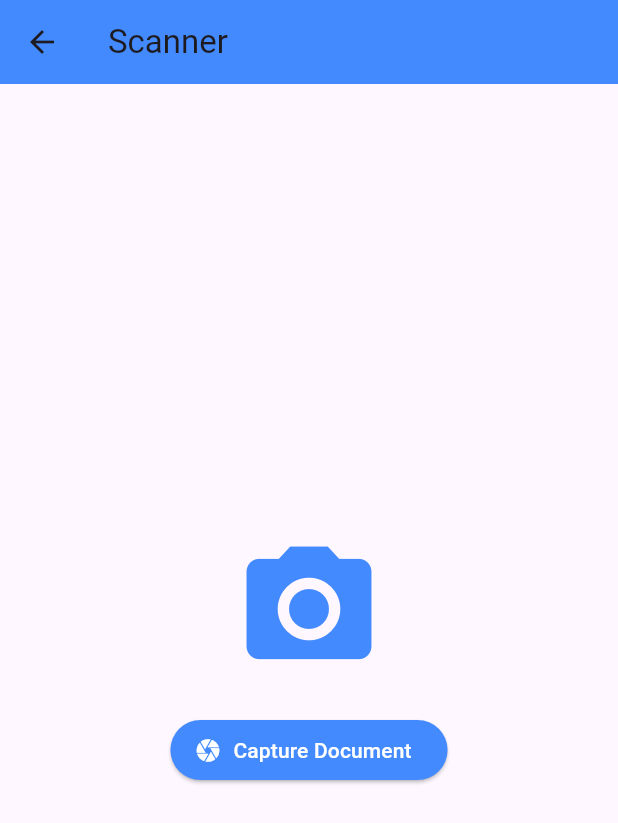
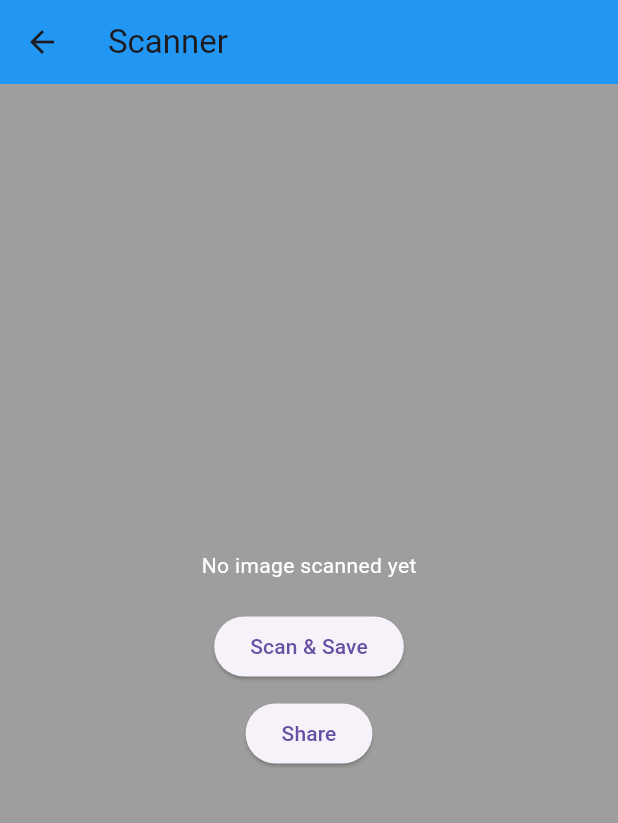
Before and after one commit to Aryan1021/scan_mate, a Flutter app: the screen it shows after launch, after a tap on "Scan Document", on a phone screen of 412 x 824 dp. Shown: the top 823 px of the screen. Run offline on Flutter 3.47's test engine with Material 3 defaults, Android fonts, the phone set to English and light mode, and no system bars; our stand-ins replace flutter_animate, image_picker, lottie, share_plus; missing offline and left inert: google_mlkit_text_recognition.

Commit message:
Added animation and updated all the dart files

```diff
--- a/lib/main.dart
+++ b/lib/main.dart
@@ -1,22 +1,26 @@
 import 'package:flutter/material.dart';
+import 'package:lottie/lottie.dart';
 import 'package:scan_mate/screens/HomeScreen.dart';
 
 void main() {
-  runApp(const MyApp());
+  runApp(MyApp());
 }
 
 class MyApp extends StatelessWidget {
-  const MyApp({super.key});
-
   @override
   Widget build(BuildContext context) {
     return MaterialApp(
       debugShowCheckedModeBanner: false,
-      title: 'Scan Mate',
       theme: ThemeData(
-        primarySwatch: Colors.blue,
+        scaffoldBackgroundColor: Colors.grey,
+        primaryColor: Color(0xFF37474F),
+        appBarTheme: AppBarTheme(backgroundColor: Colors.blue),
+        textTheme: TextTheme(
+          bodyLarge: TextStyle(color: Colors.white),
+          bodyMedium: TextStyle(color: Colors.white),
+        ),
       ),
-      home: const HomeScreen(),
+      home: HomeScreen(),
     );
   }
 }
--- a/lib/screens/EnhanceScreen.dart
+++ b/lib/screens/EnhanceScreen.dart
@@ -1,31 +1,62 @@
+import 'dart:io';
 import 'package:flutter/material.dart';
+import 'package:image_picker/image_picker.dart';
+import 'package:image/image.dart' as img;
 
-class EnhanceScreen extends StatelessWidget {
+class EnhanceScreen extends StatefulWidget {
   const EnhanceScreen({super.key});
+
+  @override
+  _EnhanceScreenState createState() => _EnhanceScreenState();
+}
+
+class _EnhanceScreenState extends State<EnhanceScreen> {
+  File? _image;
+  final picker = ImagePicker();
+
+  Future<void> _pickImage() async {
+    final pickedFile = await picker.pickImage(source: ImageSource.gallery);
+    if (pickedFile == null) return;
+
+    setState(() {
+      _image = File(pickedFile.path);
+    });
+  }
+
+  Future<void> _enhanceImage() async {
+    if (_image == null) return;
+
+    img.Image? image = img.decodeImage(await _image!.readAsBytes());
+    if (image == null) return;
+
+    img.Image enhanced = img.adjustColor(image, contrast: 1.5, brightness: 20);
+    File enhancedFile = File(_image!.path)..writeAsBytesSync(img.encodeJpg(enhanced));
+
+    setState(() {
+      _image = enhancedFile;
+    });
+  }
 
   @override
   Widget build(BuildContext context) {
     return Scaffold(
-      appBar: AppBar(
-        title: const Text("Enhance Image"),
-        backgroundColor: Colors.blueAccent,
-      ),
+      appBar: AppBar(title: const Text("Enhance Image"), backgroundColor: Colors.blueAccent),
       body: Center(
         child: Column(
           mainAxisAlignment: MainAxisAlignment.center,
           children: [
-            const Icon(Icons.auto_fix_high, size: 100, color: Colors.blueAccent),
+            _image != null ? Image.file(_image!, height: 200) : const Icon(Icons.auto_fix_high, size: 100, color: Colors.blueAccent),
             const SizedBox(height: 20),
             ElevatedButton.icon(
-              icon: const Icon(Icons.filter),
-              label: const Text("Apply Enhancement"),
-              style: ElevatedButton.styleFrom(
-                backgroundColor: Colors.blueAccent,
-                foregroundColor: Colors.white,
-              ),
-              onPressed: () {
-                // TODO: Implement image enhancement functionality
-              },
+              icon: const Icon(Icons.file_upload),
+              label: const Text("Upload Image"),
+              onPressed: _pickImage,
+            ),
+            const SizedBox(height: 10),
+            ElevatedButton.icon(
+              icon: const Icon(Icons.auto_fix_normal),
+              label: const Text("Enhance Image"),
+              onPressed: _enhanceImage,
             ),
           ],
         ),
--- a/lib/screens/HomeScreen.dart
+++ b/lib/screens/HomeScreen.dart
@@ -3,6 +3,8 @@ import 'ScannerScreen.dart';
 import 'RecognizeScreen.dart';
 import 'EnhanceScreen.dart';
 import '../widgets/CustomButton.dart';
+import 'package:lottie/lottie.dart';
+import 'package:flutter_animate/flutter_animate.dart';
 
 class HomeScreen extends StatelessWidget {
   const HomeScreen({super.key});
@@ -19,6 +21,7 @@ class HomeScreen extends StatelessWidget {
         child: Column(
           mainAxisAlignment: MainAxisAlignment.center,
           children: [
+            Lottie.asset('assets/scan_animation.json', height: 150, width: 150),
             CustomButton(
               text: "Scan Document",
               icon: Icons.camera_alt,
@@ -26,7 +29,7 @@ class HomeScreen extends StatelessWidget {
                 context,
                 MaterialPageRoute(builder: (context) => const ScannerScreen()),
               ),
-            ),
+            ).animate().scale(duration: 500.ms).fadeIn(),
             CustomButton(
               text: "Recognize Text",
               icon: Icons.text_fields,
@@ -34,7 +37,7 @@ class HomeScreen extends StatelessWidget {
                 context,
                 MaterialPageRoute(builder: (context) => const RecognizeScreen()),
               ),
-            ),
+            ).animate().slideX(),
             CustomButton(
               text: "Enhance Image",
               icon: Icons.auto_fix_high,
@@ -42,7 +45,7 @@ class HomeScreen extends StatelessWidget {
                 context,
                 MaterialPageRoute(builder: (context) => const EnhanceScreen()),
               ),
-            ),
+            ).animate().fadeIn(duration: 700.ms),
           ],
         ),
       ),
--- a/lib/screens/ScannerScreen.dart
+++ b/lib/screens/ScannerScreen.dart
@@ -1,31 +1,64 @@
+import 'dart:io';
 import 'package:flutter/material.dart';
+import 'package:path_provider/path_provider.dart';
+import 'package:share_plus/share_plus.dart';
 
-class ScannerScreen extends StatelessWidget {
+class ScannerScreen extends StatefulWidget {
   const ScannerScreen({super.key});
+
+  @override
+  _ScannerScreenState createState() => _ScannerScreenState();
+}
+
+class _ScannerScreenState extends State<ScannerScreen> {
+  File? scannedImage;
+
+  Future<void> saveImage(File image) async {
+    final directory = await getApplicationDocumentsDirectory();
+    final path = '${directory.path}/scanned_document.png';
+    await image.copy(path);
+    setState(() {
+      scannedImage = File(path);
+    });
+    ScaffoldMessenger.of(context).showSnackBar(
+      const SnackBar(content: Text("Image saved successfully!")),
+    );
+  }
+
+  void shareImage() async {
+    if (scannedImage != null && await scannedImage!.exists()) {
+      Share.shareXFiles([XFile(scannedImage!.path)], text: "Scanned Document from Scan Mate");
+    } else {
+      ScaffoldMessenger.of(context).showSnackBar(
+        const SnackBar(content: Text("No scanned image found!")),
+      );
+    }
+  }
+
 
   @override
   Widget build(BuildContext context) {
     return Scaffold(
-      appBar: AppBar(
-        title: const Text("Scanner"),
-        backgroundColor: Colors.blueAccent,
-      ),
+      appBar: AppBar(title: const Text("Scanner")),
       body: Center(
         child: Column(
           mainAxisAlignment: MainAxisAlignment.center,
           children: [
-            const Icon(Icons.camera_alt, size: 100, color: Colors.blueAccent),
+            scannedImage != null
+                ? Image.file(scannedImage!)
+                : const Text("No image scanned yet"),
             const SizedBox(height: 20),
-            ElevatedButton.icon(
-              icon: const Icon(Icons.camera),
-              label: const Text("Capture Document"),
-              style: ElevatedButton.styleFrom(
-                backgroundColor: Colors.blueAccent,
-                foregroundColor: Colors.white,
-              ),
+            ElevatedButton(
               onPressed: () {
-                // TODO: Implement scanner functionality
+                // Simulate image scan (Replace with actual scanning logic)
+                saveImage(File("assets/sample_scan.png"));
               },
+              child: const Text("Scan & Save"),
+            ),
+            const SizedBox(height: 10),
+            ElevatedButton(
+              onPressed: shareImage,
+              child: const Text("Share"),
             ),
           ],
         ),
--- a/lib/widgets/CustomButton.dart
+++ b/lib/widgets/CustomButton.dart
@@ -1,4 +1,5 @@
 import 'package:flutter/material.dart';
+import 'package:flutter_animate/flutter_animate.dart';
 
 class CustomButton extends StatelessWidget {
   final String text;
@@ -32,7 +33,7 @@ class CustomButton extends StatelessWidget {
           style: const TextStyle(fontSize: 18, fontWeight: FontWeight.bold),
         ),
         onPressed: onTap,
-      ),
+      ).animate().scale(duration: 500.ms).fadeIn(),
     );
   }
 }
```
Also changed, not shown: assets/scan_animation.json (added, +1 -0 lines), lib/screens/RecognizeScreen.dart (+45 -13 lines), pubspec.yaml (+7 -7 lines), pubspec.lock, 6 other files.
